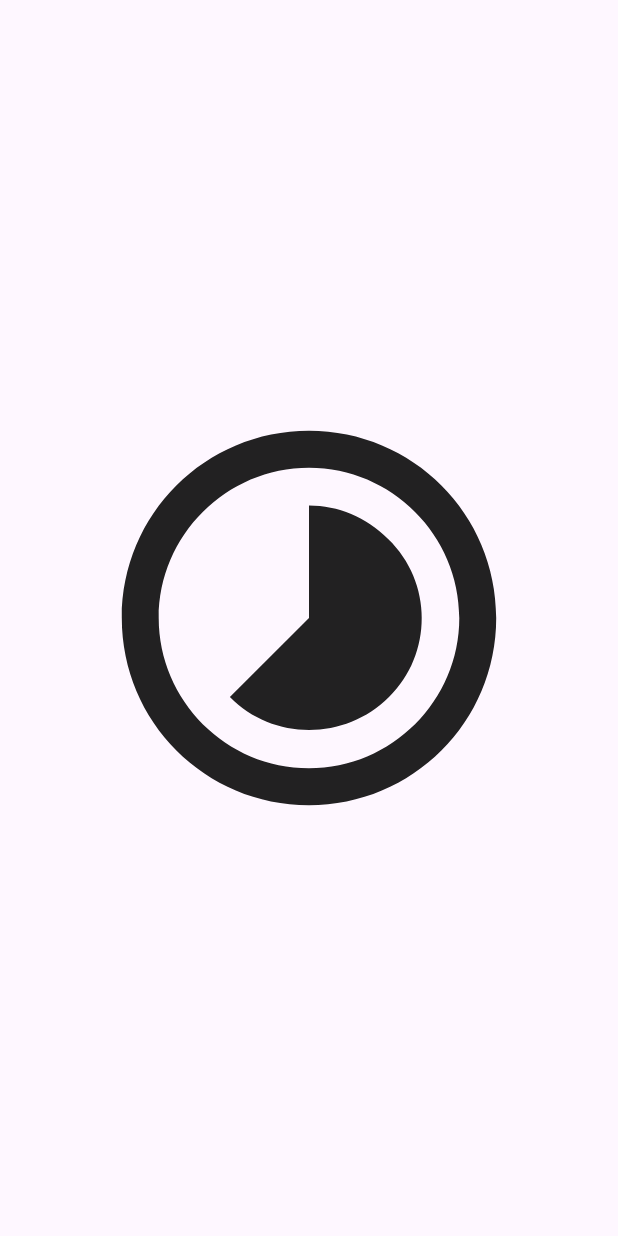
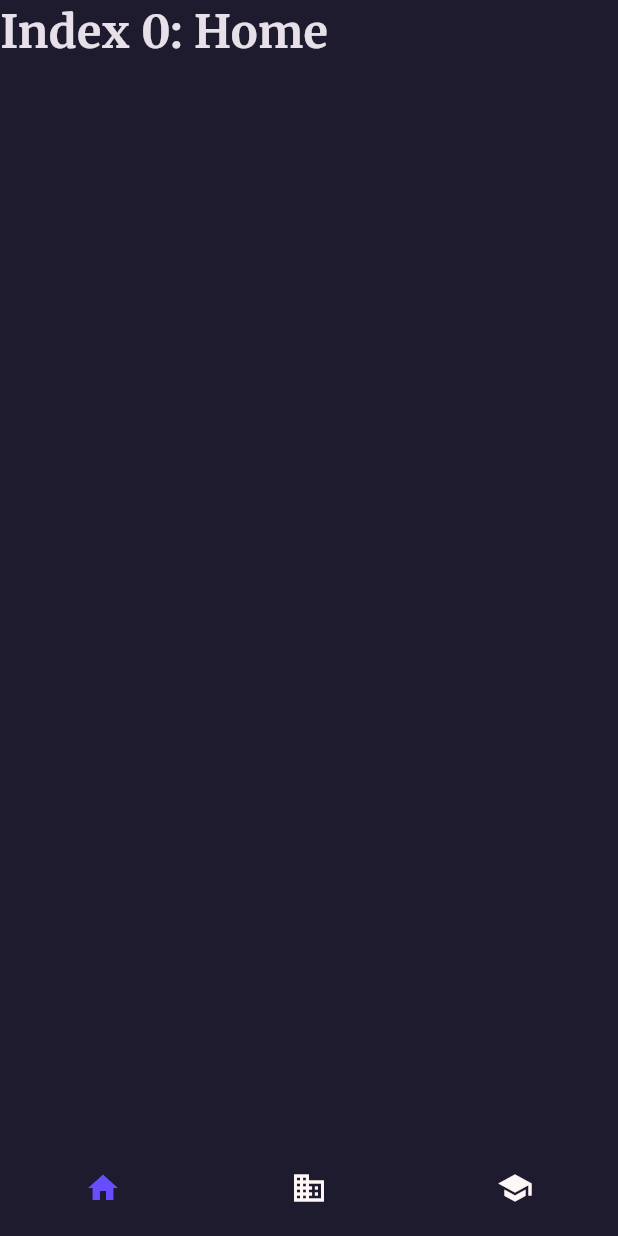
Before and after one commit to aricodeine/pmdr, a Flutter app: the screen it shows after launch, on a phone screen of 412 x 824 dp. Run offline on Flutter 3.47's test engine with Material 2 defaults, Android fonts, the light colour scheme and no system bars; our stand-ins replace bloc, flutter_bloc, google_fonts.

Commit message:
cubit for bottom navigation bar implemented

```diff
--- /dev/null
+++ b/lib/blocs/cubit/homeswitch_cubit.dart
@@ -0,0 +1,7 @@
+import 'package:bloc/bloc.dart';
+
+class HomeswitchCubit extends Cubit<int> {
+  HomeswitchCubit() : super(0);
+
+  void change(int index) => emit(index);
+}
--- a/lib/features/home/screens/home_screen.dart
+++ /dev/null
@@ -1,19 +0,0 @@
-import 'package:flutter/material.dart';
-
-class HomeScreen extends StatelessWidget {
-  const HomeScreen({super.key});
-
-  @override
-  Widget build(BuildContext context) {
-    return const SafeArea(
-      child: Scaffold(
-        body: Center(
-          child: Icon(
-            Icons.timelapse_rounded,
-            size: 300,
-          ),
-        ),
-      ),
-    );
-  }
-}
--- a/lib/main.dart
+++ b/lib/main.dart
@@ -1,5 +1,8 @@
 import 'package:flutter/material.dart';
-import 'package:pmdr/features/home/screens/home_screen.dart';
+import 'package:flutter_bloc/flutter_bloc.dart';
+import 'package:pmdr/blocs/cubit/homeswitch_cubit.dart';
+import 'package:pmdr/screens/home_screen.dart';
+import 'package:google_fonts/google_fonts.dart';
 
 void main() {
   runApp(const MyApp());
@@ -14,10 +17,41 @@ class MyApp extends StatelessWidget {
       title: 'PMDR - A Pomodoro App',
       debugShowCheckedModeBanner: false,
       theme: ThemeData(
-        colorScheme: ColorScheme.fromSeed(seedColor: Colors.deepPurple),
+        colorScheme: ColorScheme.fromSeed(
+          seedColor: Colors.deepPurple,
+          brightness: Brightness.dark,
+        ),
+        scaffoldBackgroundColor: Color(0xff1f1b2e),
+        bottomNavigationBarTheme: const BottomNavigationBarThemeData(
+            elevation: 0,
+            type: BottomNavigationBarType.fixed,
+            showUnselectedLabels: false,
+            showSelectedLabels: false,
+            unselectedItemColor: Color(0xffFFF6F6),
+            selectedItemColor: Color(0xff664eff)),
+        canvasColor: Colors.transparent,
         useMaterial3: true,
+        textTheme: TextTheme(
+          displayLarge: const TextStyle(
+            fontSize: 72,
+            fontWeight: FontWeight.bold,
+          ),
+          // TRY THIS: Change one of the GoogleFonts
+          //           to "lato", "poppins", or "lora".
+          //           The title uses "titleLarge"
+          //           and the middle text uses "bodyMedium".
+          titleLarge: GoogleFonts.oswald(
+            fontSize: 30,
+            fontStyle: FontStyle.italic,
+          ),
+          bodyMedium: GoogleFonts.merriweather(),
+          displaySmall: GoogleFonts.pacifico(),
+        ),
       ),
-      home: const HomeScreen(),
+      home: BlocProvider(
+        create: (context) => HomeswitchCubit(),
+        child: const HomeScreen(),
+      ),
     );
   }
 }
--- /dev/null
+++ b/lib/screens/home_screen.dart
@@ -0,0 +1,67 @@
+import 'package:flutter/material.dart';
+import 'package:flutter_bloc/flutter_bloc.dart';
+import 'package:pmdr/blocs/cubit/homeswitch_cubit.dart';
+
+class HomeScreen extends StatefulWidget {
+  const HomeScreen({super.key});
+
+  @override
+  State<HomeScreen> createState() => _HomeScreenState();
+}
+
+class _HomeScreenState extends State<HomeScreen> {
+  void _onItemTapped(int value) {
+    BlocProvider.of<HomeswitchCubit>(context).change(value);
+  }
+
+  static const TextStyle optionStyle = TextStyle(fontSize: 30, fontWeight: FontWeight.bold);
+  static const List<Widget> _widgetOptions = <Widget>[
+    Text(
+      'Index 0: Home',
+      style: optionStyle,
+    ),
+    Text(
+      'Index 1: Business',
+      style: optionStyle,
+    ),
+    Text(
+      'Index 2: School',
+      style: optionStyle,
+    ),
+  ];
+
+  @override
+  Widget build(BuildContext context) {
+    return SafeArea(
+      child: Scaffold(
+        body: BlocBuilder<HomeswitchCubit, int>(
+          builder: (context, state) {
+            return _widgetOptions[state];
+          },
+        ),
+        bottomNavigationBar: BlocBuilder<HomeswitchCubit, int>(
+          builder: (context, state) {
+            return BottomNavigationBar(
+              items: const <BottomNavigationBarItem>[
+                BottomNavigationBarItem(
+                  icon: Icon(Icons.home),
+                  label: 'Home',
+                ),
+                BottomNavigationBarItem(
+                  icon: Icon(Icons.business),
+                  label: 'Business',
+                ),
+                BottomNavigationBarItem(
+                  icon: Icon(Icons.school),
+                  label: 'School',
+                ),
+              ],
+              currentIndex: state,
+              onTap: _onItemTapped,
+            );
+          },
+        ),
+      ),
+    );
+  }
+}
--- a/pubspec.yaml
+++ b/pubspec.yaml
@@ -39,6 +39,7 @@ dependencies:
   adaptive_theme: ^3.4.1
   json_serializable: ^6.7.1
   json_annotation: ^4.8.1
+  bloc: ^8.1.2
 
 dev_dependencies:
   flutter_test:
@@ -51,6 +52,7 @@ dev_dependencies:
   # rules and activating additional ones.
   flutter_lints: ^2.0.0
   build_runner: ^2.4.6
+  google_fonts: ^6.1.0
 
 # For information on the generic Dart part of this file, see the
 # following page: https://dart.dev/tools/pub/pubspec
```
Also changed, not shown: pubspec.lock.
